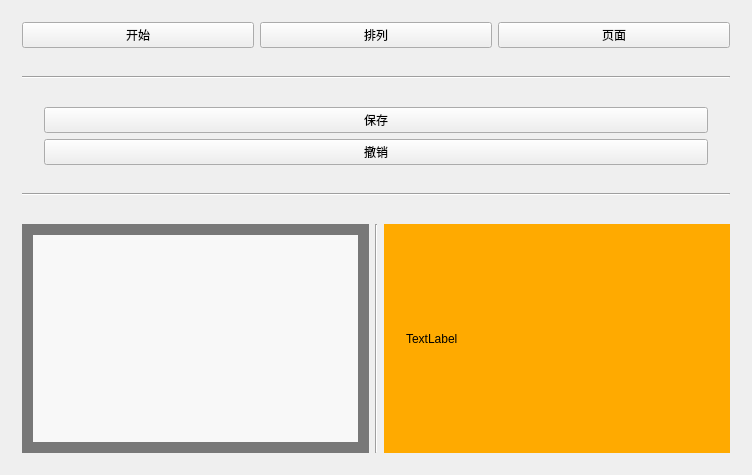
Creeperxxx/myqtsvgediter, file ClassExamProject/QtChartFlow/QtChartFlow/MyMainWindow.ui: the form before one commit.
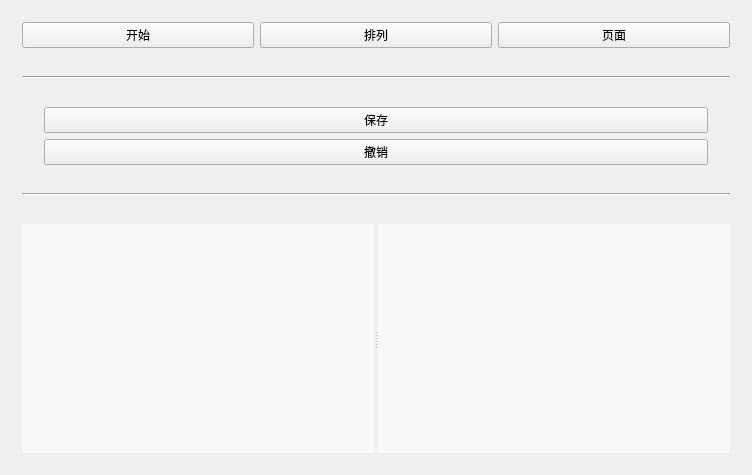
The form after the commit. Custom widgets are drawn as their Qt base class.

What changed in the file:
```diff
--- a/ClassExamProject/QtChartFlow/QtChartFlow/MyMainWindow.ui
+++ b/ClassExamProject/QtChartFlow/QtChartFlow/MyMainWindow.ui
@@ -210,92 +210,41 @@
      <property name="styleSheet">
       <string notr="true"/>
      </property>
-     <layout class="QHBoxLayout" name="horizontalLayout_2" stretch="0,0,0">
+     <layout class="QHBoxLayout" name="horizontalLayout_2">
       <item>
+       <widget class="QSplitter" name="splitter">
+        <property name="orientation">
+         <enum>Qt::Orientation::Horizontal</enum>
+        </property>
        <widget class="QWidget" name="tuxingku" native="true">
+         <property name="sizePolicy">
+          <sizepolicy hsizetype="Preferred" vsizetype="Preferred">
+           <horstretch>0</horstretch>
+           <verstretch>0</verstretch>
+          </sizepolicy>
+         </property>
         <property name="styleSheet">
-         <string notr="true">background-color: rgb(120, 120, 120)</string>
+          <string notr="true">background-color: rgb(248, 248, 248);</string>
+         </property>
+         <layout class="QGridLayout" name="tuxingkugridLayout"/>
+        </widget>
+        <widget class="QWidget" name="widget" native="true">
+         <property name="styleSheet">
+          <string notr="true">background-color: rgb(248, 248, 248);</string>
         </property>
         <layout class="QHBoxLayout" name="horizontalLayout_5">
          <item>
-          <widget class="QWidget" name="widget_2" native="true">
+           <widget class="huabu" name="widget_4" native="true">
            <property name="sizePolicy">
             <sizepolicy hsizetype="Expanding" vsizetype="Expanding">
              <horstretch>0</horstretch>
              <verstretch>0</verstretch>
             </sizepolicy>
            </property>
-           <property name="styleSheet">
-            <string notr="true">background-color: rgb(248, 248, 248)</string>
-           </property>
-           <layout class="QVBoxLayout" name="verticalLayout_5">
-            <item>
-             <widget class="juxingDiagramItem" name="juxingwidget" native="true">
-              <property name="sizePolicy">
-               <sizepolicy hsizetype="Fixed" vsizetype="Fixed">
-                <horstretch>0</horstretch>
-                <verstretch>0</verstretch>
-               </sizepolicy>
-              </property>
-              <property name="styleSheet">
-               <string notr="true">background-color: transparent;</string>
-              </property>
              </widget>
             </item>
            </layout>
           </widget>
-         </item>
-        </layout>
-       </widget>
-      </item>
-      <item>
-       <widget class="Line" name="line_3">
-        <property name="sizePolicy">
-         <sizepolicy hsizetype="Fixed" vsizetype="Expanding">
-          <horstretch>0</horstretch>
-          <verstretch>0</verstretch>
-         </sizepolicy>
-        </property>
-        <property name="orientation">
-         <enum>Qt::Orientation::Vertical</enum>
-        </property>
-       </widget>
-      </item>
-      <item>
-       <widget class="QWidget" name="huabushijie" native="true">
-        <property name="sizePolicy">
-         <sizepolicy hsizetype="Expanding" vsizetype="Expanding">
-          <horstretch>0</horstretch>
-          <verstretch>0</verstretch>
-         </sizepolicy>
-        </property>
-        <property name="styleSheet">
-         <string notr="true">background-color: rgb(255, 170, 0);</string>
-        </property>
-        <layout class="QVBoxLayout" name="verticalLayout_7">
-         <item>
-          <widget class="huabu" name="yikuaihuabu" native="true">
-           <property name="mouseTracking">
-            <bool>true</bool>
-           </property>
-           <property name="styleSheet">
-            <string notr="true"/>
-           </property>
-           <layout class="QHBoxLayout" name="horizontalLayout_6">
-            <item>
-             <widget class="QLabel" name="label">
-              <property name="styleSheet">
-               <string notr="true">background-color:transparent;</string>
-              </property>
-              <property name="text">
-               <string>TextLabel</string>
-              </property>
-             </widget>
-            </item>
-           </layout>
-          </widget>
-         </item>
-        </layout>
        </widget>
       </item>
      </layout>
@@ -305,12 +254,6 @@
  </widget>
  <layoutdefault spacing="6" margin="11"/>
  <customwidgets>
-  <customwidget>
-   <class>juxingDiagramItem</class>
-   <extends>QWidget</extends>
-   <header location="global">tuxing.h</header>
-   <container>1</container>
-  </customwidget>
   <customwidget>
    <class>huabu</class>
    <extends>QWidget</extends>
```
Lines whose indentation alone changed are shown as unchanged.
